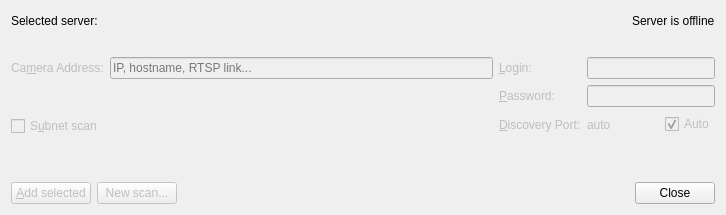
The window that client/src/ui/dialogs/camera_addition_dialog.ui (networkoptix/nx_open) describes before a commit, drawn with Qt 5.
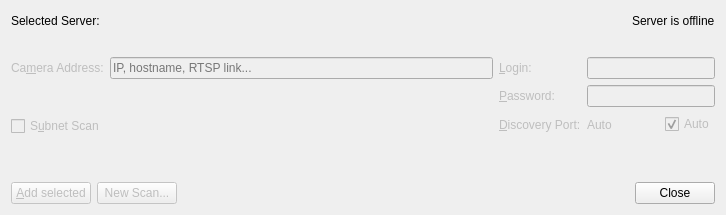
The same window after the commit. The open tabs and pages were chosen to show the change. Custom widgets are drawn as their Qt base class.

Patch:
```diff
--- a/client/src/ui/dialogs/camera_addition_dialog.ui
+++ b/client/src/ui/dialogs/camera_addition_dialog.ui
@@ -31,7 +31,7 @@
      <item>
       <widget class="QLabel" name="serverCaptionLabel">
        <property name="text">
-        <string>Selected server:</string>
+        <string>Selected Server:</string>
        </property>
       </widget>
      </item>
@@ -213,7 +213,7 @@
             <item>
              <widget class="QCheckBox" name="subnetCheckbox">
               <property name="text">
-               <string>S&amp;ubnet scan</string>
+               <string>S&amp;ubnet Scan</string>
               </property>
              </widget>
             </item>
@@ -368,7 +368,7 @@
                      <enum>QFrame::NoFrame</enum>
                     </property>
                     <property name="text">
-                     <string>auto</string>
+                     <string>Auto</string>
                     </property>
                    </widget>
                   </item>
@@ -654,7 +654,7 @@
          <item>
           <widget class="QPushButton" name="backToScanButton">
            <property name="text">
-            <string>New scan...</string>
+            <string>New Scan...</string>
            </property>
           </widget>
          </item>
```
Left out of the diff: 6 changed lines with no effect on the pictures.
